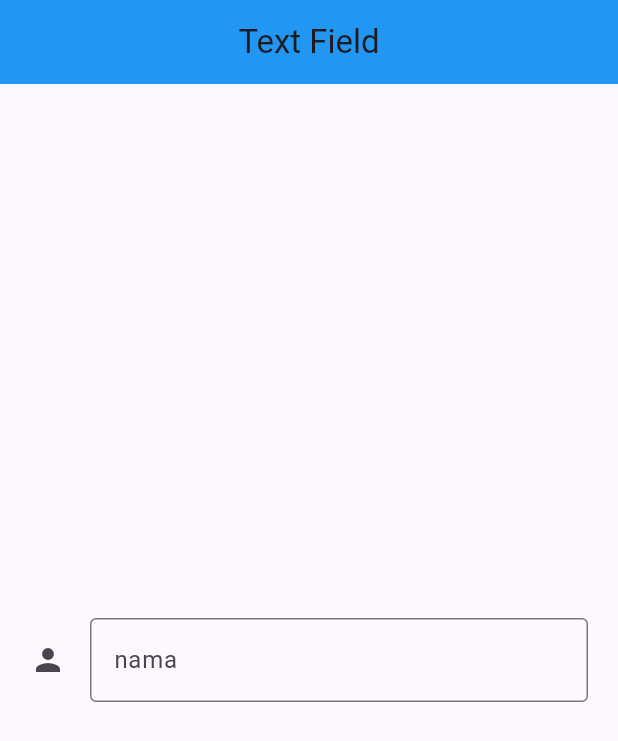
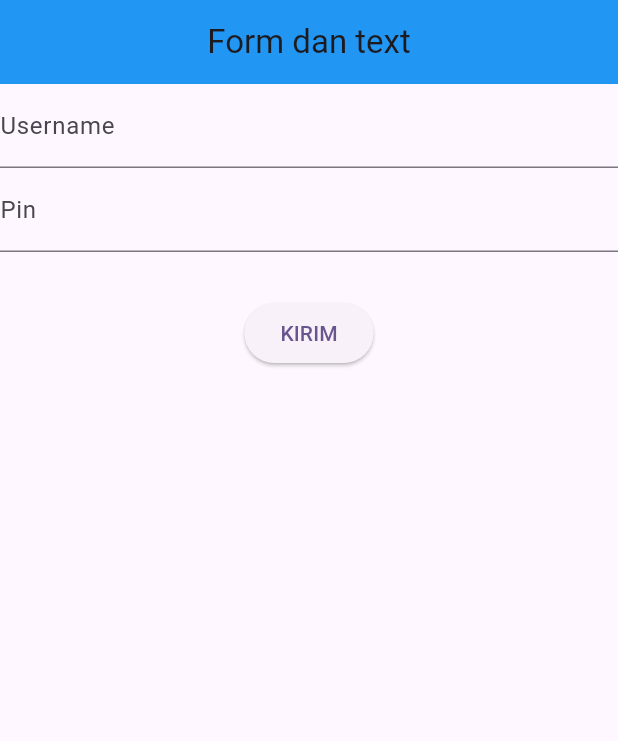
Before and after one commit to kuracake/Magang-RSI, a Flutter app: the screen it shows after launch, on a phone screen of 412 x 824 dp. Shown: the top 741 px of the screen. Run offline on Flutter 3.47's test engine with Material 3 defaults, Android fonts, the phone set to English and light mode, and no system bars.

Commit message:
Membuat halaman form dan validasi

```diff
--- /dev/null
+++ b/lib/formdanvalid.dart
@@ -0,0 +1,122 @@
+import 'package:flutter/material.dart';
+import 'package:flutter/services.dart';
+
+class FormDanValid extends StatefulWidget {
+  const FormDanValid({super.key});
+
+  @override
+  State<FormDanValid> createState() => _FormDanValidState();
+}
+
+class _FormDanValidState extends State<FormDanValid> {
+
+  final _formKey = GlobalKey<FormState>();
+  final usernameController = TextEditingController();
+  final pinController = TextEditingController();
+
+  @override
+  Widget build(BuildContext context) {
+    return Scaffold(
+      appBar: AppBar(
+        title: Text("Form dan text",
+        ),
+        centerTitle: true,
+        backgroundColor: Colors.blue,
+      ),
+
+      body: Center(
+        child: Form(
+          key: _formKey,
+          child: Column(
+            children: [
+              TextFormField(
+                controller: usernameController,
+                inputFormatters: [FilteringTextInputFormatter.allow(
+                  RegExp(r'[a-zA-Z0-9]')
+                  ),
+                  ],
+                decoration: InputDecoration(
+                  labelText: 'Username',
+                  suffixIcon: usernameController.text.isNotEmpty
+                  ? IconButton(
+                    icon: Icon(Icons.clear),
+                    onPressed: (){
+                      usernameController.clear();
+                          setState(() {});
+                    }
+                  )
+                  :null
+                ),
+                onChanged: (value) {
+                  setState(() {
+                  });
+                },
+                validator: (value) {
+                  if (value==null || value.isEmpty) {
+                    return 'Tidak Boleh Kosong Cuy';
+                  }
+                  if (value.length >10){
+                    return 'Karakter Lebih Dari 10 Cuy';
+                  }
+                  if (value.contains(' ')){
+                    return 'Tidak Boleh ada spasi Cuy';
+                  }
+                  return null;
+                },
+              ),
+
+              TextFormField(
+                controller: pinController,
+                keyboardType: const TextInputType.numberWithOptions(signed: false, decimal: false),
+                decoration: InputDecoration(
+                  labelText: 'Pin',
+                  suffixIcon: pinController.text.isNotEmpty
+                  ? IconButton(
+                    icon: Icon(Icons.clear),
+                    onPressed: (){
+                      pinController.clear();
+                          setState(() {});
+                    }
+                  )
+                  :null
+                ),
+                onChanged: (value) {
+                  setState(() {
+                  });
+                },
+                validator: (value) {
+                  if (value==null || value.isEmpty) {
+                    return 'Tidak Boleh Kosong Cuy';
+                  }
+                  if (value.length!=6) {
+                    return 'Wajin 6 Karakter Cuy';
+                  }
+                  return null;
+                },
+              ),
+
+              SizedBox(
+                height: 30,
+              ),
+              ElevatedButton(onPressed: (){
+                if (_formKey.currentState!.validate()) {
+
+                  String namaHasil = usernameController.text;
+                  String pinHasil = pinController.text;
+
+                  ScaffoldMessenger.of(context).showSnackBar(
+                    SnackBar(
+                      content: Text('Berhasil! Username: $namaHasil | PIN: $pinHasil'),
+                      duration: Duration(seconds: 3),
+                    ),
+                  );
+                }
+               }, child: Text("KIRIM"))
+
+            ],
+          ),
+      )
+      )
+    );
+  }
+}
--- a/lib/main.dart
+++ b/lib/main.dart
@@ -1,4 +1,5 @@
 import 'package:flutter/material.dart';
+import 'package:magang_yusuf/formdanvalid.dart';
 import 'textfield.dart';
 
 void main() {
@@ -17,7 +18,7 @@ class MyApp extends StatelessWidget {
       theme: ThemeData(
         colorScheme: .fromSeed(seedColor: Colors.deepPurple),
       ),
-      home: const TextDanField()
+      home: FormDanValid()
     );
   }
 }
```
